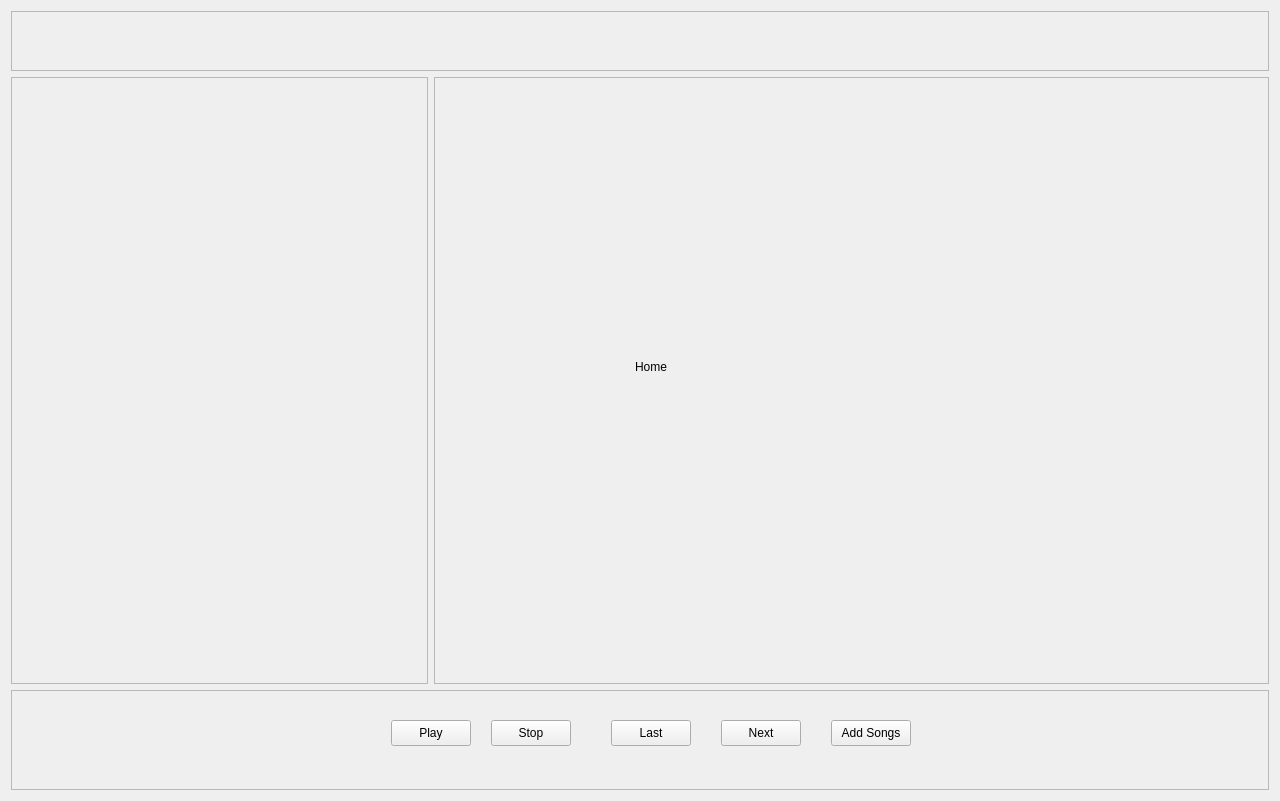
Qt form SoundDrive/main.ui (Nmstr/SoundDrive) before a commit.
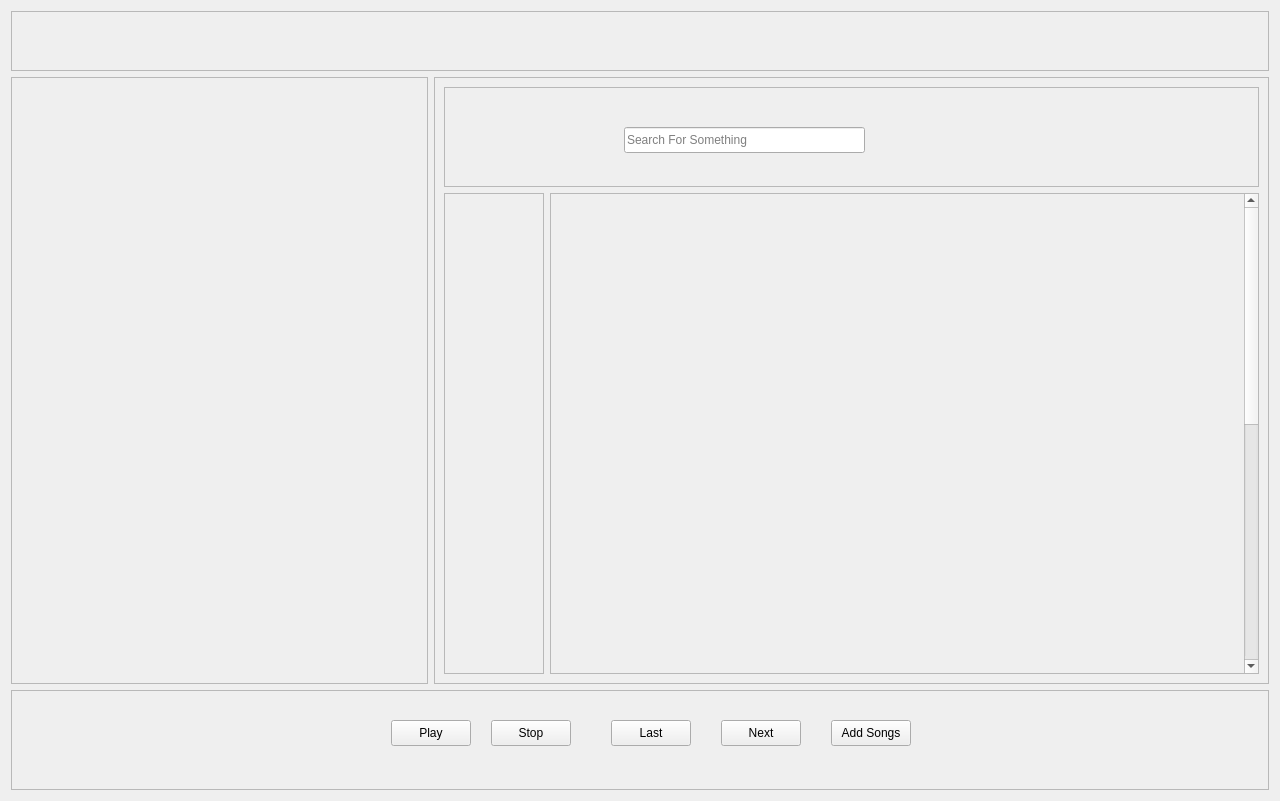
The same form after that commit.

Commit message: implemented basic search page

```diff
--- a/SoundDrive/main.ui
+++ b/SoundDrive/main.ui
@@ -140,7 +140,7 @@
       <enum>QFrame::Shape::StyledPanel</enum>
      </property>
      <property name="currentIndex">
-      <number>0</number>
+      <number>2</number>
      </property>
      <widget class="QWidget" name="home_page">
       <widget class="QLabel" name="label">
@@ -158,6 +158,84 @@
       </widget>
      </widget>
      <widget class="QWidget" name="library_page"/>
+     <widget class="QWidget" name="search_page">
+      <layout class="QGridLayout" name="gridLayout_2">
+       <item row="0" column="0" colspan="2">
+        <widget class="QFrame" name="search_top">
+         <property name="minimumSize">
+          <size>
+           <width>0</width>
+           <height>100</height>
+          </size>
+         </property>
+         <property name="frameShape">
+          <enum>QFrame::Shape::StyledPanel</enum>
+         </property>
+         <property name="frameShadow">
+          <enum>QFrame::Shadow::Raised</enum>
+         </property>
+         <widget class="QLineEdit" name="search_bar">
+          <property name="geometry">
+           <rect>
+            <x>180</x>
+            <y>40</y>
+            <width>241</width>
+            <height>26</height>
+           </rect>
+          </property>
+          <property name="placeholderText">
+           <string>Search For Something</string>
+          </property>
+         </widget>
+        </widget>
+       </item>
+       <item row="1" column="0">
+        <widget class="QFrame" name="search_side">
+         <property name="sizePolicy">
+          <sizepolicy hsizetype="Preferred" vsizetype="Preferred">
+           <horstretch>0</horstretch>
+           <verstretch>0</verstretch>
+          </sizepolicy>
+         </property>
+         <property name="minimumSize">
+          <size>
+           <width>100</width>
+           <height>0</height>
+          </size>
+         </property>
+         <property name="frameShape">
+          <enum>QFrame::Shape::StyledPanel</enum>
+         </property>
+         <property name="frameShadow">
+          <enum>QFrame::Shadow::Raised</enum>
+         </property>
+        </widget>
+       </item>
+       <item row="1" column="1">
+        <widget class="QScrollArea" name="search_scroll">
+         <property name="widgetResizable">
+          <bool>true</bool>
+         </property>
+         <widget class="QWidget" name="search_scroll_content">
+          <property name="geometry">
+           <rect>
+            <x>0</x>
+            <y>0</y>
+            <width>695</width>
+            <height>1000</height>
+           </rect>
+          </property>
+          <property name="minimumSize">
+           <size>
+            <width>0</width>
+            <height>1000</height>
+           </size>
+          </property>
+         </widget>
+        </widget>
+       </item>
+      </layout>
+     </widget>
     </widget>
    </item>
   </layout>
```
The commit also changes 4 other files.
